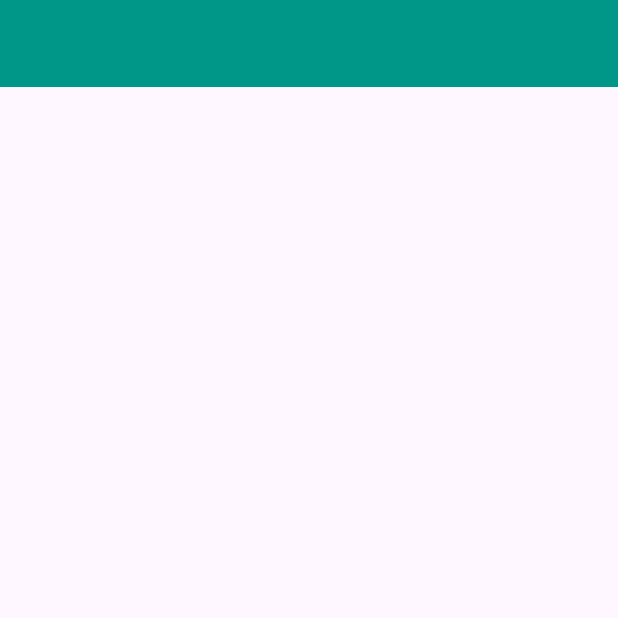
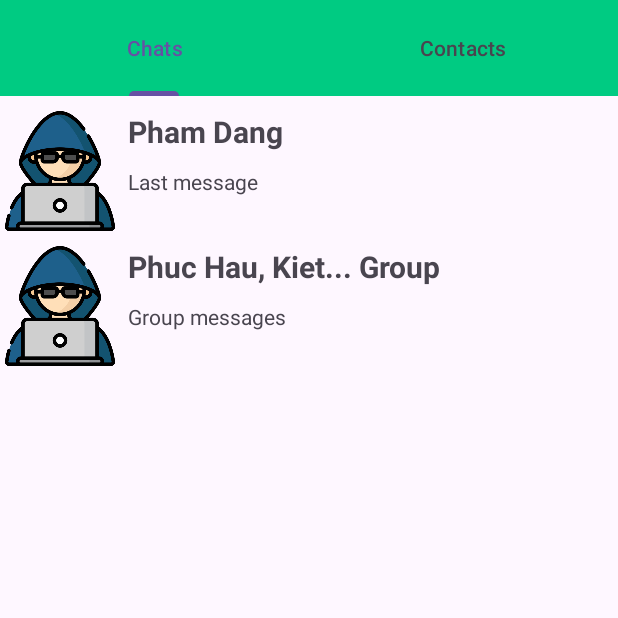
Before and after one commit to royalishere/BlitzApp, an Android app: the screen it shows after launch (MainActivity), on a phone screen of 412 x 824 dp, the top half of it. Run offline under Robolectric (Android 15) with nearby library versions, the phone set to English and light mode, and no system bars.

Commit message:
Chat list, Conversation layout initiate

```diff
--- a/app/build.gradle.kts
+++ b/app/build.gradle.kts
@@ -37,7 +37,7 @@ android {
 dependencies {
 
     implementation("androidx.appcompat:appcompat:1.6.1")
-    implementation("com.google.android.material:material:1.10.0")
+    implementation("com.google.android.material:material:1.9.0")
     implementation("androidx.constraintlayout:constraintlayout:2.1.4")
     implementation("androidx.navigation:navigation-fragment:2.5.3")
     implementation("androidx.navigation:navigation-ui:2.5.3")
--- /dev/null
+++ b/app/src/main/java/com/example/blitz/Adapters/FragmentsAdapter.java
@@ -0,0 +1,36 @@
+package com.example.blitz.Adapters;
+import androidx.annotation.NonNull;
+import androidx.fragment.app.Fragment;
+import androidx.fragment.app.FragmentManager;
+import androidx.fragment.app.FragmentPagerAdapter;
+
+import com.example.blitz.Fragment.ChatsFragment;
+import com.example.blitz.Fragment.ContactsFragment;
+
+public class FragmentsAdapter extends FragmentPagerAdapter {
+    public FragmentsAdapter(@NonNull FragmentManager fragment) {
+        super(fragment, BEHAVIOR_RESUME_ONLY_CURRENT_FRAGMENT);
+    }
+
+    @NonNull
+    @Override
+    public Fragment getItem(int position) {
+        switch (position){
+            case 0: return new ChatsFragment();
+            case 1: return new ContactsFragment();
+            default: return null;
+        }
+    }
+
+    @Override
+    public CharSequence getPageTitle(int position) {
+        switch (position){
+            case 0: return "Chats";
+            case 1: return "Contacts";
+            default: return null;
+        }
+    }
+
+    @Override
+    public int getCount() { return 2; }
+}
--- /dev/null
+++ b/app/src/main/java/com/example/blitz/Fragment/ChatsFragment.java
@@ -0,0 +1,66 @@
+package com.example.blitz.Fragment;
+
+import android.os.Bundle;
+
+import androidx.fragment.app.Fragment;
+
+import android.view.LayoutInflater;
+import android.view.View;
+import android.view.ViewGroup;
+
+import com.example.blitz.R;
+
+/**
+ * A simple {@link Fragment} subclass.
+ * Use the {@link ChatsFragment#newInstance} factory method to
+ * create an instance of this fragment.
+ */
+public class ChatsFragment extends Fragment {
+
+    // TODO: Rename parameter arguments, choose names that match
+    // the fragment initialization parameters, e.g. ARG_ITEM_NUMBER
+    private static final String ARG_PARAM1 = "param1";
+    private static final String ARG_PARAM2 = "param2";
+
+    // TODO: Rename and change types of parameters
+    private String mParam1;
+    private String mParam2;
+
+    public ChatsFragment() {
+        // Required empty public constructor
+    }
+
+    /**
+     * Use this factory method to create a new instance of
+     * this fragment using the provided parameters.
+     *
+     * @param param1 Parameter 1.
+     * @param param2 Parameter 2.
+     * @return A new instance of fragment ChatFragment.
+     */
+    // TODO: Rename and change types and number of parameters
+    public static ChatsFragment newInstance(String param1, String param2) {
+        ChatsFragment fragment = new ChatsFragment();
+        Bundle args = new Bundle();
+        args.putString(ARG_PARAM1, param1);
+        args.putString(ARG_PARAM2, param2);
+        fragment.setArguments(args);
+        return fragment;
+    }
+
+    @Override
+    public void onCreate(Bundle savedInstanceState) {
+        super.onCreate(savedInstanceState);
+        if (getArguments() != null) {
+            mParam1 = getArguments().getString(ARG_PARAM1);
+            mParam2 = getArguments().getString(ARG_PARAM2);
+        }
+    }
+
+    @Override
+    public View onCreateView(LayoutInflater inflater, ViewGroup container,
+                             Bundle savedInstanceState) {
+        // Inflate the layout for this fragment
+        return inflater.inflate(R.layout.fragment_chat, container, false);
+    }
+}
--- /dev/null
+++ b/app/src/main/java/com/example/blitz/Fragment/ContactsFragment.java
@@ -0,0 +1,66 @@
+package com.example.blitz.Fragment;
+
+import android.os.Bundle;
+
+import androidx.fragment.app.Fragment;
+
+import android.view.LayoutInflater;
+import android.view.View;
+import android.view.ViewGroup;
+
+import com.example.blitz.R;
+
+/**
+ * A simple {@link Fragment} subclass.
+ * Use the {@link ContactsFragment#newInstance} factory method to
+ * create an instance of this fragment.
+ */
+public class ContactsFragment extends Fragment {
+
+    // TODO: Rename parameter arguments, choose names that match
+    // the fragment initialization parameters, e.g. ARG_ITEM_NUMBER
+    private static final String ARG_PARAM1 = "param1";
+    private static final String ARG_PARAM2 = "param2";
+
+    // TODO: Rename and change types of parameters
+    private String mParam1;
+    private String mParam2;
+
+    public ContactsFragment() {
+        // Required empty public constructor
+    }
+
+    /**
+     * Use this factory method to create a new instance of
+     * this fragment using the provided parameters.
+     *
+     * @param param1 Parameter 1.
+     * @param param2 Parameter 2.
+     * @return A new instance of fragment ContactsFragment.
+     */
+    // TODO: Rename and change types and number of parameters
+    public static ContactsFragment newInstance(String param1, String param2) {
+        ContactsFragment fragment = new ContactsFragment();
+        Bundle args = new Bundle();
+        args.putString(ARG_PARAM1, param1);
+        args.putString(ARG_PARAM2, param2);
+        fragment.setArguments(args);
+        return fragment;
+    }
+
+    @Override
+    public void onCreate(Bundle savedInstanceState) {
+        super.onCreate(savedInstanceState);
+        if (getArguments() != null) {
+            mParam1 = getArguments().getString(ARG_PARAM1);
+            mParam2 = getArguments().getString(ARG_PARAM2);
+        }
+    }
+
+    @Override
+    public View onCreateView(LayoutInflater inflater, ViewGroup container,
+                             Bundle savedInstanceState) {
+        // Inflate the layout for this fragment
+        return inflater.inflate(R.layout.fragment_contacts, container, false);
+    }
+}
--- a/app/src/main/java/com/example/blitz/MainActivity.java
+++ b/app/src/main/java/com/example/blitz/MainActivity.java
@@ -4,11 +4,19 @@ import androidx.appcompat.app.AppCompatActivity;
 
 import android.os.Bundle;
 
+import com.example.blitz.Adapters.FragmentsAdapter;
+import com.example.blitz.databinding.ActivityMainBinding;
+
 public class MainActivity extends AppCompatActivity {
 
+    ActivityMainBinding binding;
     @Override
     protected void onCreate(Bundle savedInstanceState) {
         super.onCreate(savedInstanceState);
-        setContentView(R.layout.activity_main);
+        binding = ActivityMainBinding.inflate(getLayoutInflater());
+        setContentView(binding.getRoot());
+
+        binding.viewPager.setAdapter(new FragmentsAdapter(getSupportFragmentManager()));
+        binding.tabNavigation.setupWithViewPager(binding.viewPager);
     }
 }
--- a/app/src/main/java/com/example/blitz/SearchActivity.java
+++ b/app/src/main/java/com/example/blitz/SearchActivity.java
@@ -15,13 +15,11 @@ public class SearchActivity extends AppCompatActivity {
         super.onCreate(savedInstanceState);
         setContentView(R.layout.activity_search);
 
-        ListView listView = findViewById(R.id.list_name);
         SearchView searchView = findViewById(R.id.nameSearch);
 
         String[] messages = {"Gia", "Dang", "Hau", "Kiet"};
 
         adapter = new ArrayAdapter<>(this, android.R.layout.simple_list_item_1, messages);
-        listView.setAdapter(adapter);
         searchView.setOnQueryTextListener(new SearchView.OnQueryTextListener() {
             @Override
             public boolean onQueryTextSubmit(String query) {
--- a/app/src/main/res/layout/activity_main.xml
+++ b/app/src/main/res/layout/activity_main.xml
@@ -7,8 +7,14 @@
     android:orientation="vertical"
     tools:context=".MainActivity" >
 
-    <com.google.android.material.navigation.NavigationView
+    <com.google.android.material.tabs.TabLayout
+        android:id="@+id/tab_navigation"
         android:layout_width="match_parent"
-        android:layout_height="58dp"
-        android:background="#009688" />
+        android:layout_height="64dp"
+        android:background="#00CB82" />
+
+    <androidx.viewpager.widget.ViewPager
+        android:id="@+id/viewPager"
+        android:layout_width="match_parent"
+        android:layout_height="match_parent" />
 </LinearLayout>
--- /dev/null
+++ b/app/src/main/res/layout/fragment_chat.xml
@@ -0,0 +1,86 @@
+<?xml version="1.0" encoding="utf-8"?>
+<FrameLayout xmlns:android="http://schemas.android.com/apk/res/android"
+    xmlns:app="http://schemas.android.com/apk/res-auto"
+    xmlns:tools="http://schemas.android.com/tools"
+    android:layout_width="match_parent"
+    android:layout_height="match_parent"
+    tools:context=".Fragment.ChatsFragment">
+
+    <LinearLayout
+        android:layout_width="match_parent"
+        android:layout_height="match_parent"
+        android:orientation="vertical">
+
+        <TableRow
+            android:layout_width="match_parent"
+            android:layout_height="wrap_content"
+            android:layout_marginTop="10dp">
+
+            <ImageView
+                android:id="@+id/avatar"
+                android:layout_width="80dp"
+                android:layout_height="80dp"
+                android:src="@drawable/hacker" />
+
+            <LinearLayout
+                android:layout_width="match_parent"
+                android:layout_height="80dp"
+                android:orientation="vertical">
+
+                <TextView
+                    android:id="@+id/username2"
+                    android:layout_width="match_parent"
+                    android:layout_height="wrap_content"
+                    android:layout_marginLeft="5dp"
+                    android:text="Pham Dang"
+                    android:textSize="20sp"
+                    android:textStyle="bold" />
+
+                <TextView
+                    android:id="@+id/message"
+                    android:layout_width="match_parent"
+                    android:layout_height="wrap_content"
+                    android:layout_marginLeft="5dp"
+                    android:layout_marginTop="10dp"
+                    android:text="Last message" />
+            </LinearLayout>
+        </TableRow>
+
+        <TableRow
+            android:layout_width="match_parent"
+            android:layout_height="wrap_content"
+            android:layout_marginTop="10dp">
+
+            <ImageView
+                android:id="@+id/avatar2"
+                android:layout_width="80dp"
+                android:layout_height="80dp"
+                android:src="@drawable/hacker" />
+
+            <LinearLayout
+                android:layout_width="match_parent"
+                android:layout_height="80dp"
+                android:orientation="vertical">
+
+                <TextView
+                    android:id="@+id/username"
+                    android:layout_width="match_parent"
+                    android:layout_height="wrap_content"
+                    android:layout_marginLeft="5dp"
+                    android:text="Phuc Hau, Kiet... Group"
+                    android:textSize="20sp"
+                    android:textStyle="bold" />
+
+                <TextView
+                    android:id="@+id/message2"
+                    android:layout_width="match_parent"
+                    android:layout_height="wrap_content"
+                    android:layout_marginLeft="5dp"
+                    android:layout_marginTop="10dp"
+                    android:text="Group messages" />
+
+            </LinearLayout>
+        </TableRow>
+
+    </LinearLayout>
+</FrameLayout>
--- a/app/src/main/res/values/colors.xml
+++ b/app/src/main/res/values/colors.xml
@@ -1,8 +1,5 @@
 <?xml version="1.0" encoding="utf-8"?>
 <resources>
-    <color name="black">#FF000000</color>
-    <color name="white">#FFFFFFFF</color>
-
     <color name="purple_200">#FFBB86FC</color>
     <color name="purple_500">#FF6200EE</color>
     <color name="purple_700">#FF3700B3</color>
--- a/app/src/main/res/values/strings.xml
+++ b/app/src/main/res/values/strings.xml
@@ -43,4 +43,6 @@
         libero vel nunc consequat, quis tincidunt nisl eleifend. Cras bibendum enim a justo luctus
         vestibulum. Fusce dictum libero quis erat maximus, vitae volutpat diam dignissim.
     </string>
+    <!-- TODO: Remove or change this placeholder text -->
+    <string name="hello_blank_fragment">Hello blank fragment</string>
 </resources>
```
Also changed, not shown: app/src/main/res/layout/activity_conversation.xml (added, +100 -0 lines), app/src/main/res/layout/fragment_contacts.xml (added, +14 -0 lines).
